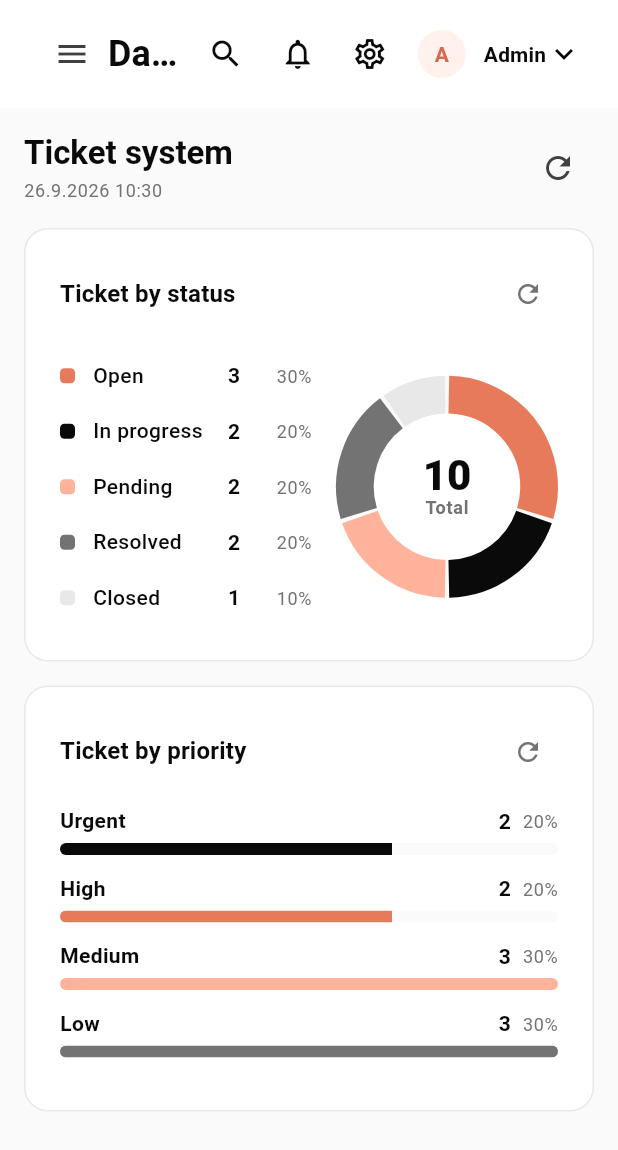
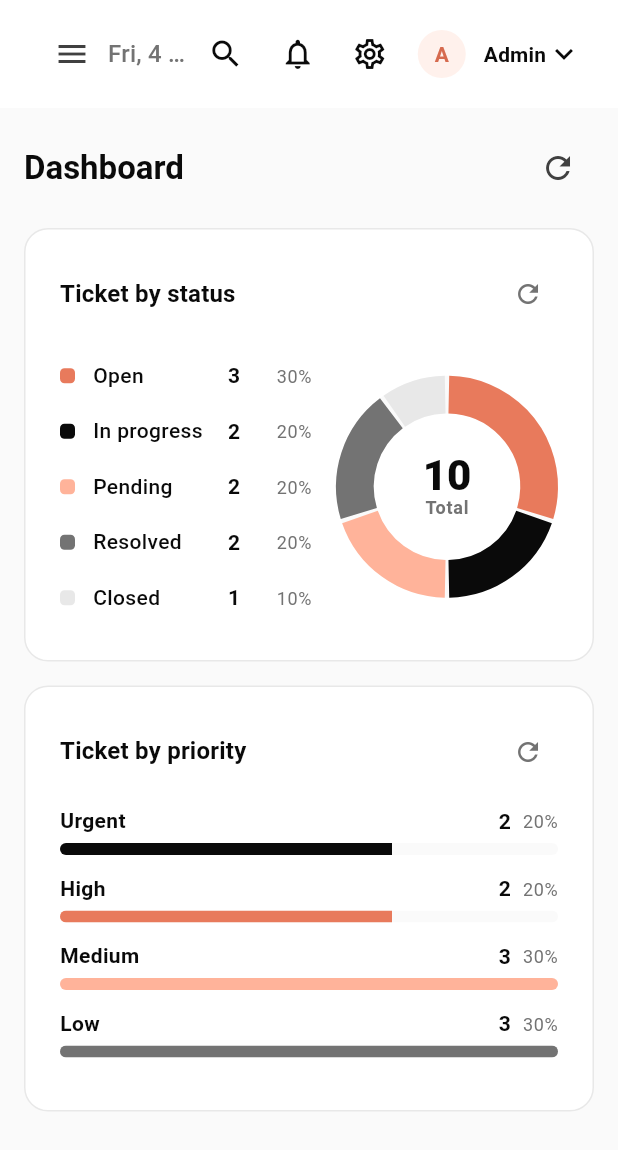
Before and after one commit to sayge-code-hub/saasify, a Flutter app: the screen it shows after launch, after a tap on "Sign in", on a phone screen of 412 x 824 dp. Shown: the top 1150 px of the screen. Run offline on Flutter 3.47's test engine with Material 3 defaults, Android fonts, the phone set to English and light mode, and no system bars; our stand-ins replace equatable, flutter_bloc, go_router, web; Roboto replaces fonts that are missing (Fraunces, Source Sans 3).

Commit message:
Show Dashboard page title and header clock with timezone.
Replace the Ticket system label with Dashboard, and put a light-grey
local date/time/timezone stamp in the shell header on the home route.

Co-authored-by: adityaarana <adityaarana@outlook.com>

```diff
--- a/lib/features/overview/presentation/pages/overview_page.dart
+++ b/lib/features/overview/presentation/pages/overview_page.dart
@@ -177,33 +177,16 @@ class _PageToolbar extends StatelessWidget {
   @override
   Widget build(BuildContext context) {
     final theme = Theme.of(context);
-    final now = DateTime.now();
-    final stamp =
-        '${now.day}.${now.month}.${now.year} '
-        '${now.hour.toString().padLeft(2, '0')}:'
-        '${now.minute.toString().padLeft(2, '0')}';
 
     return Row(
       children: [
         Expanded(
-          child: Column(
-            crossAxisAlignment: CrossAxisAlignment.start,
-            children: [
-              Text(
-                'Ticket system',
-                style: theme.textTheme.titleLarge?.copyWith(
-                  fontWeight: FontWeight.w700,
-                  color: AppColors.ink,
-                ),
-              ),
-              const SizedBox(height: 2),
-              Text(
-                stamp,
-                style: theme.textTheme.bodySmall?.copyWith(
-                  color: AppColors.inkTertiary,
-                ),
-              ),
-            ],
+          child: Text(
+            'Dashboard',
+            style: theme.textTheme.titleLarge?.copyWith(
+              fontWeight: FontWeight.w700,
+              color: AppColors.ink,
+            ),
           ),
         ),
         IconButton(
--- a/lib/features/shell/presentation/pages/shell_page.dart
+++ b/lib/features/shell/presentation/pages/shell_page.dart
@@ -26,6 +26,7 @@ class ShellPage extends StatelessWidget {
       _ => null,
     };
     final onTicketDetail = location.startsWith('/ticketing/tickets/');
+    final onDashboard = location == '/ticketing' || location == '/';
 
     return AppScaffold(
       backgroundColor: AppColors.canvas,
@@ -57,7 +58,9 @@ class ShellPage extends StatelessWidget {
                           ? _TicketDetailHeaderBack(
                               onPressed: () => context.go('/ticketing/all'),
                             )
-                          : null,
+                          : onDashboard
+                              ? const HeaderDateTime()
+                              : null,
                       userName: user?.name,
                       showMenu: compact,
                       onMenu: compact
@@ -108,7 +111,10 @@ class _TicketDetailHeaderBack extends StatelessWidget {
 }
 
 String dashboardTitleFor(String location) {
-  if (location == '/ticketing' || location == '/') return 'Dashboard';
+  if (location == '/ticketing' || location == '/') {
+    // Date/time leading replaces the title on the dashboard home.
+    return '';
+  }
   if (location.startsWith('/ticketing/tickets/')) {
     // Leading back control replaces the title on ticket detail.
     return '';
--- a/lib/features/shell/presentation/widgets/dashboard_header.dart
+++ b/lib/features/shell/presentation/widgets/dashboard_header.dart
@@ -1,3 +1,5 @@
+import 'dart:async';
+
 import 'package:flutter/material.dart';
 import 'package:flutter_bloc/flutter_bloc.dart';
 import 'package:go_router/go_router.dart';
@@ -136,3 +138,95 @@ class DashboardHeader extends StatelessWidget {
 }
 
 enum _HeaderAction { signOut }
+
+/// Live local date, time, and timezone for the shell header (dashboard home).
+class HeaderDateTime extends StatefulWidget {
+  const HeaderDateTime({super.key, this.now});
+
+  /// Optional clock override for tests.
+  final DateTime Function()? now;
+
+  @override
+  State<HeaderDateTime> createState() => _HeaderDateTimeState();
+}
+
+class _HeaderDateTimeState extends State<HeaderDateTime> {
+  late DateTime _now;
+  Timer? _timer;
+
+  @override
+  void initState() {
+    super.initState();
+    _now = (widget.now ?? DateTime.now)();
+    _timer = Timer.periodic(const Duration(seconds: 30), (_) {
+      if (!mounted) return;
+      setState(() => _now = (widget.now ?? DateTime.now)());
+    });
+  }
+
+  @override
+  void dispose() {
+    _timer?.cancel();
+    super.dispose();
+  }
+
+  @override
+  Widget build(BuildContext context) {
+    final theme = Theme.of(context);
+    return Align(
+      alignment: Alignment.centerLeft,
+      child: Text(
+        key: const ValueKey('header-datetime'),
+        formatHeaderDateTime(_now),
+        style: theme.textTheme.titleMedium?.copyWith(
+          color: AppColors.inkTertiary,
+          fontWeight: FontWeight.w500,
+          letterSpacing: 0.15,
+          height: 1.2,
+        ),
+        maxLines: 1,
+        overflow: TextOverflow.ellipsis,
+      ),
+    );
+  }
+}
+
+/// Formats e.g. `Sat, 26 Sep 2026  ·  19:02 UTC+00:00`.
+String formatHeaderDateTime(DateTime dateTime) {
+  const weekdays = ['Mon', 'Tue', 'Wed', 'Thu', 'Fri', 'Sat', 'Sun'];
+  const months = [
+    'Jan',
+    'Feb',
+    'Mar',
+    'Apr',
+    'May',
+    'Jun',
+    'Jul',
+    'Aug',
+    'Sep',
+    'Oct',
+    'Nov',
+    'Dec',
+  ];
+  final weekday = weekdays[dateTime.weekday - 1];
+  final month = months[dateTime.month - 1];
+  final hour = dateTime.hour.toString().padLeft(2, '0');
+  final minute = dateTime.minute.toString().padLeft(2, '0');
+  final tz = formatTimezoneLabel(dateTime);
+  return '$weekday, ${dateTime.day} $month ${dateTime.year}  ·  '
+      '$hour:$minute $tz';
+}
+
+String formatTimezoneLabel(DateTime dateTime) {
+  final name = dateTime.timeZoneName.trim();
+  if (RegExp(r'^[A-Za-z]{2,5}$').hasMatch(name)) {
+    return name.toUpperCase();
+  }
+  final offset = dateTime.timeZoneOffset;
+  final totalMinutes = offset.inMinutes;
+  final sign = totalMinutes < 0 ? '-' : '+';
+  final abs = totalMinutes.abs();
+  final hours = (abs ~/ 60).toString().padLeft(2, '0');
+  final minutes = (abs % 60).toString().padLeft(2, '0');
+  return 'UTC$sign$hours:$minutes';
+}
```
Also changed, not shown: 2 other files.
